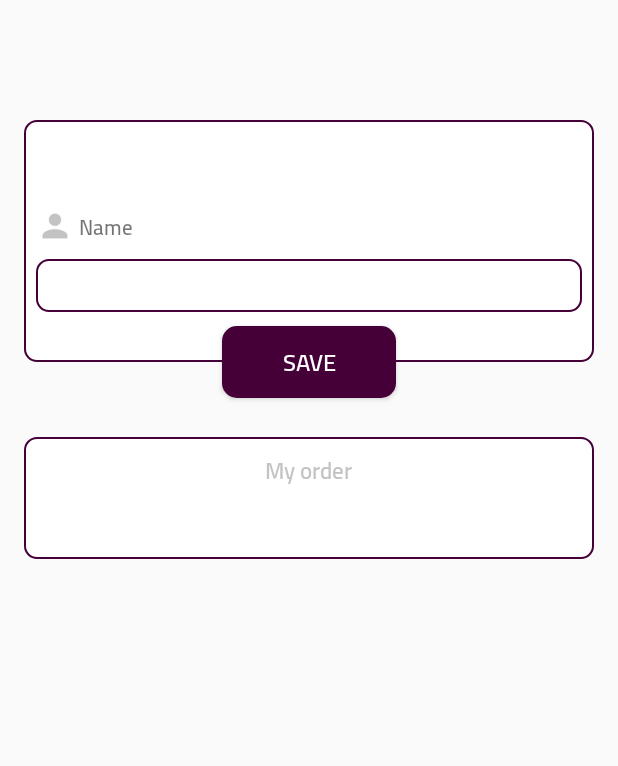
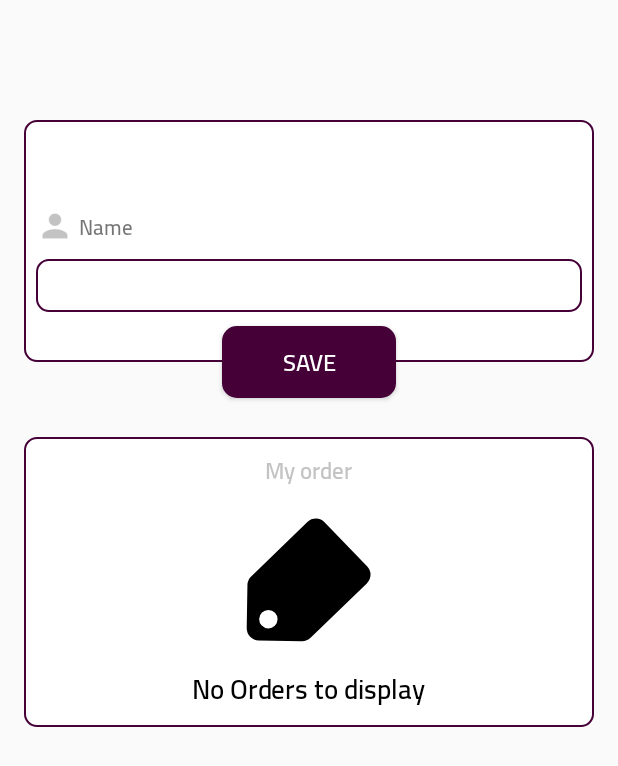
Before and after one commit to FreeLancerProjects/WashSquad, an Android app: the fragment Fragment_Profile shown on its own in the app's theme, on a phone screen of 412 x 824 dp. Shown: the top 766 px of the screen. Run offline under Robolectric (Android 15) with nearby library versions, the phone set to English and light mode, and no system bars; our stand-ins replace CircleImageView, data binding; libraries missing offline, so code that uses them is left out: com.mukesh.countrypicker, io.paperdb; 28 statements that could not run were skipped.

Commit message:
ahmed saad

```diff
--- a/app/src/main/java/com/creative/share/apps/wash_squad_driver/interfaces/Listeners.java
+++ b/app/src/main/java/com/creative/share/apps/wash_squad_driver/interfaces/Listeners.java
@@ -33,6 +33,11 @@ public interface Listeners {
         void checkDataEditProfile(String name);
 
     }
+    interface RatingListener
+    {
+        void checkDataRating(String desc,float rate);
+
+    }
     interface BackListener
     {
         void back();
--- a/app/src/main/java/com/creative/share/apps/wash_squad_driver/models/Order_Data_Model.java
+++ b/app/src/main/java/com/creative/share/apps/wash_squad_driver/models/Order_Data_Model.java
@@ -41,7 +41,7 @@ public class Order_Data_Model implements Serializable {
         private String distributor_employee_id;
         private int cancel_reason;
         private int opinion_des;
-        private double rating;
+        private float rating;
         private String total_price;
         private String coupon_serial;
         private String created_at;
@@ -164,7 +164,7 @@ public class Order_Data_Model implements Serializable {
             return opinion_des;
         }
 
-        public double getRating() {
+        public float getRating() {
             return rating;
         }
 
--- a/app/src/main/res/layout/fragment_profile.xml
+++ b/app/src/main/res/layout/fragment_profile.xml
@@ -237,6 +237,7 @@
                 android:layout_marginStart="16dp"
                 android:layout_marginTop="50dp"
                 android:layout_marginEnd="16dp"
+                android:layout_marginBottom="8dp"
                 android:background="@drawable/profile_bg"
                 android:orientation="vertical"
                 android:padding="8dp"
@@ -256,6 +257,29 @@
                     android:layout_width="match_parent"
                     android:layout_height="wrap_content"
                     android:layout_marginTop="8dp">
+                    <LinearLayout
+                        android:id="@+id/llNoorder"
+                        android:layout_width="wrap_content"
+                        android:layout_height="wrap_content"
+                        android:layout_gravity="center"
+                        android:orientation="vertical"
+                        android:gravity="center"
+                        android:visibility="gone"
+                        >
+                        <ImageView
+                            android:layout_width="100dp"
+                            android:layout_height="100dp"
+                            android:src="@drawable/ic_offer"
+                            />
+                        <TextView
+                            android:layout_width="wrap_content"
+                            android:layout_height="wrap_content"
+                            android:layout_marginTop="5dp"
+                            android:textColor="@color/black"
+                            android:textSize="18sp"
+                            android:text="@string/no_orders_to_display"
+                            />
+                    </LinearLayout>
 
                     <androidx.recyclerview.widget.RecyclerView
                         android:id="@+id/recView"
```
Also changed, not shown: app/src/main/java/com/creative/share/apps/wash_squad_driver/activities_fragments/activity_home/fragments/fragment_profile/Fragment_Order_Detials_Evaluation.java (+17 -1 lines), app/src/main/java/com/creative/share/apps/wash_squad_driver/activities_fragments/activity_home/fragments/fragment_profile/Fragment_Profile.java (+22 -19 lines), app/src/main/java/com/creative/share/apps/wash_squad_driver/models/Rating_Order_Model.java (added, +86 -0 lines), app/src/main/res/layout/fragment_order_detials.xml (+9 -13 lines), app/src/main/res/layout/fragment_order_detials_evaluation.xml (+16 -11 lines).
